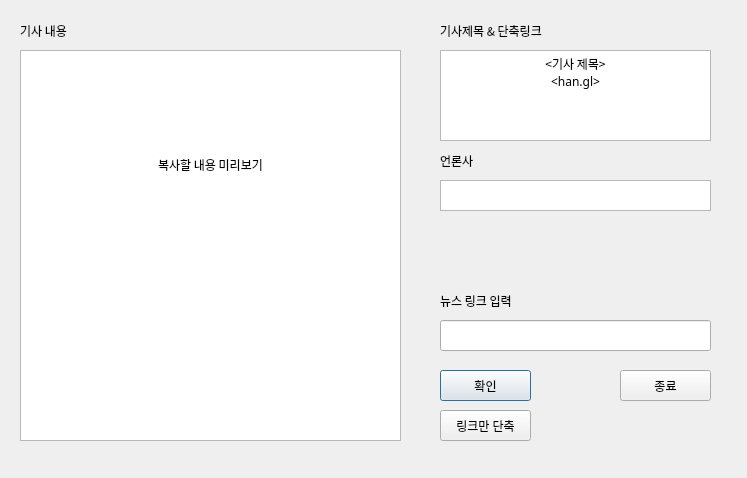
Old version of the form main.ui in the repository memoday/hangangUtil.
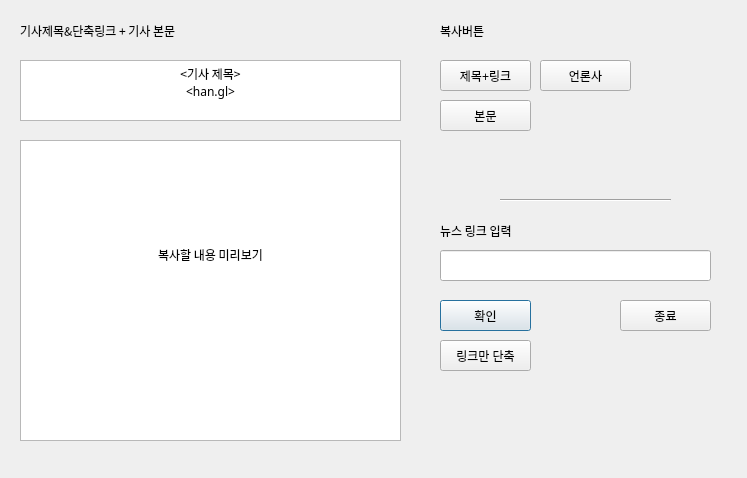
New version of the form.

Patch:
```diff
--- a/main.ui
+++ b/main.ui
@@ -17,7 +17,7 @@
    <property name="geometry">
     <rect>
      <x>440</x>
-     <y>370</y>
+     <y>300</y>
      <width>91</width>
      <height>31</height>
     </rect>
@@ -33,9 +33,9 @@
    <property name="geometry">
     <rect>
      <x>20</x>
-     <y>50</y>
+     <y>140</y>
      <width>381</width>
-     <height>391</height>
+     <height>301</height>
     </rect>
    </property>
    <property name="font">
@@ -64,7 +64,7 @@
    <property name="geometry">
     <rect>
      <x>440</x>
-     <y>320</y>
+     <y>250</y>
      <width>271</width>
      <height>31</height>
     </rect>
@@ -89,7 +89,7 @@
    <property name="geometry">
     <rect>
      <x>440</x>
-     <y>290</y>
+     <y>220</y>
      <width>181</width>
      <height>21</height>
     </rect>
@@ -110,10 +110,10 @@
   <widget class="QTextBrowser" name="output_2">
    <property name="geometry">
     <rect>
-     <x>440</x>
-     <y>50</y>
-     <width>271</width>
-     <height>91</height>
+     <x>20</x>
+     <y>60</y>
+     <width>381</width>
+     <height>61</height>
     </rect>
    </property>
    <property name="font">
@@ -128,6 +128,12 @@
    <property name="toolTip">
     <string/>
    </property>
+   <property name="verticalScrollBarPolicy">
+    <enum>Qt::ScrollBarAlwaysOff</enum>
+   </property>
+   <property name="horizontalScrollBarPolicy">
+    <enum>Qt::ScrollBarAlwaysOff</enum>
+   </property>
    <property name="html">
     <string>&lt;!DOCTYPE HTML PUBLIC &quot;-//W3C//DTD HTML 4.0//EN&quot; &quot;http://www.w3.org/TR/REC-html40/strict.dtd&quot;&gt;
 &lt;html&gt;&lt;head&gt;&lt;meta name=&quot;qrichtext&quot; content=&quot;1&quot; /&gt;&lt;style type=&quot;text/css&quot;&gt;
@@ -137,84 +143,11 @@
 &lt;p align=&quot;center&quot; style=&quot; margin-top:0px; margin-bottom:0px; margin-left:0px; margin-right:0px; -qt-block-indent:0; text-indent:0px;&quot;&gt;&amp;lt;han.gl&amp;gt;&lt;/p&gt;&lt;/body&gt;&lt;/html&gt;</string>
    </property>
   </widget>
-  <widget class="QTextBrowser" name="output_3">
-   <property name="geometry">
-    <rect>
-     <x>440</x>
-     <y>180</y>
-     <width>271</width>
-     <height>31</height>
-    </rect>
-   </property>
-   <property name="font">
-    <font>
-     <family>맑은 고딕</family>
-     <pointsize>9</pointsize>
-    </font>
-   </property>
-   <property name="cursor" stdset="0">
-    <cursorShape>IBeamCursor</cursorShape>
-   </property>
-   <property name="toolTip">
-    <string/>
-   </property>
-   <property name="html">
-    <string>&lt;!DOCTYPE HTML PUBLIC &quot;-//W3C//DTD HTML 4.0//EN&quot; &quot;http://www.w3.org/TR/REC-html40/strict.dtd&quot;&gt;
-&lt;html&gt;&lt;head&gt;&lt;meta name=&quot;qrichtext&quot; content=&quot;1&quot; /&gt;&lt;style type=&quot;text/css&quot;&gt;
-p, li { white-space: pre-wrap; }
-&lt;/style&gt;&lt;/head&gt;&lt;body style=&quot; font-family:'맑은 고딕'; font-size:9pt; font-weight:400; font-style:normal;&quot;&gt;
-&lt;p align=&quot;center&quot; style=&quot;-qt-paragraph-type:empty; margin-top:0px; margin-bottom:0px; margin-left:0px; margin-right:0px; -qt-block-indent:0; text-indent:0px;&quot;&gt;&lt;br /&gt;&lt;/p&gt;&lt;/body&gt;&lt;/html&gt;</string>
-   </property>
-  </widget>
-  <widget class="QLabel" name="label_2">
-   <property name="geometry">
-    <rect>
-     <x>440</x>
-     <y>150</y>
-     <width>181</width>
-     <height>21</height>
-    </rect>
-   </property>
-   <property name="font">
-    <font>
-     <family>굴림</family>
-     <pointsize>9</pointsize>
-    </font>
-   </property>
-   <property name="text">
-    <string>언론사</string>
-   </property>
-   <property name="textFormat">
-    <enum>Qt::AutoText</enum>
-   </property>
-  </widget>
-  <widget class="QLabel" name="label_3">
-   <property name="geometry">
-    <rect>
-     <x>440</x>
-     <y>20</y>
-     <width>181</width>
-     <height>21</height>
-    </rect>
-   </property>
-   <property name="font">
-    <font>
-     <family>굴림</family>
-     <pointsize>9</pointsize>
-    </font>
-   </property>
-   <property name="text">
-    <string>기사제목 &amp; 단축링크</string>
-   </property>
-   <property name="textFormat">
-    <enum>Qt::AutoText</enum>
-   </property>
-  </widget>
   <widget class="QPushButton" name="btn_exit">
    <property name="geometry">
     <rect>
      <x>620</x>
-     <y>370</y>
+     <y>300</y>
      <width>91</width>
      <height>31</height>
     </rect>
@@ -231,18 +164,18 @@
     <rect>
      <x>20</x>
      <y>20</y>
-     <width>181</width>
+     <width>271</width>
      <height>21</height>
     </rect>
    </property>
    <property name="font">
     <font>
-     <family>굴림</family>
+     <family>맑은 고딕</family>
      <pointsize>9</pointsize>
     </font>
    </property>
    <property name="text">
-    <string>기사 내용</string>
+    <string>기사제목&amp;단축링크 + 기사 본문</string>
    </property>
    <property name="textFormat">
     <enum>Qt::AutoText</enum>
@@ -252,7 +185,7 @@
    <property name="geometry">
     <rect>
      <x>440</x>
-     <y>410</y>
+     <y>340</y>
      <width>91</width>
      <height>31</height>
     </rect>
@@ -264,6 +197,89 @@
     <string>링크만 단축</string>
    </property>
   </widget>
+  <widget class="QPushButton" name="btn_copyPress">
+   <property name="geometry">
+    <rect>
+     <x>540</x>
+     <y>60</y>
+     <width>91</width>
+     <height>31</height>
+    </rect>
+   </property>
+   <property name="autoFillBackground">
+    <bool>false</bool>
+   </property>
+   <property name="text">
+    <string>언론사</string>
+   </property>
+  </widget>
+  <widget class="QPushButton" name="btn_copyOutput2">
+   <property name="geometry">
+    <rect>
+     <x>440</x>
+     <y>60</y>
+     <width>91</width>
+     <height>31</height>
+    </rect>
+   </property>
+   <property name="autoFillBackground">
+    <bool>false</bool>
+   </property>
+   <property name="text">
+    <string>제목+링크</string>
+   </property>
+  </widget>
+  <widget class="Line" name="line">
+   <property name="geometry">
+    <rect>
+     <x>500</x>
+     <y>190</y>
+     <width>171</width>
+     <height>20</height>
+    </rect>
+   </property>
+   <property name="orientation">
+    <enum>Qt::Horizontal</enum>
+   </property>
+  </widget>
+  <widget class="QLabel" name="label_5">
+   <property name="geometry">
+    <rect>
+     <x>440</x>
+     <y>20</y>
+     <width>71</width>
+     <height>21</height>
+    </rect>
+   </property>
+   <property name="font">
+    <font>
+     <family>맑은 고딕</family>
+     <pointsize>9</pointsize>
+    </font>
+   </property>
+   <property name="text">
+    <string>복사버튼</string>
+   </property>
+   <property name="textFormat">
+    <enum>Qt::AutoText</enum>
+   </property>
+  </widget>
+  <widget class="QPushButton" name="btn_copyOutput">
+   <property name="geometry">
+    <rect>
+     <x>440</x>
+     <y>100</y>
+     <width>91</width>
+     <height>31</height>
+    </rect>
+   </property>
+   <property name="autoFillBackground">
+    <bool>false</bool>
+   </property>
+   <property name="text">
+    <string>본문</string>
+   </property>
+  </widget>
  </widget>
  <resources/>
  <connections/>
```
